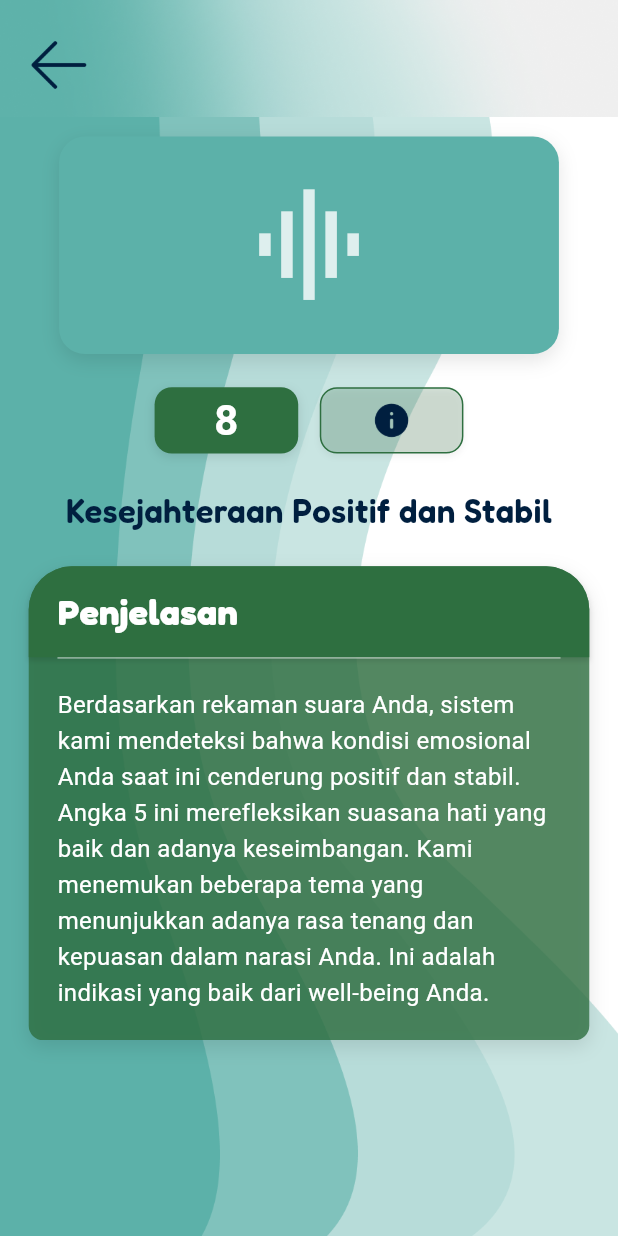
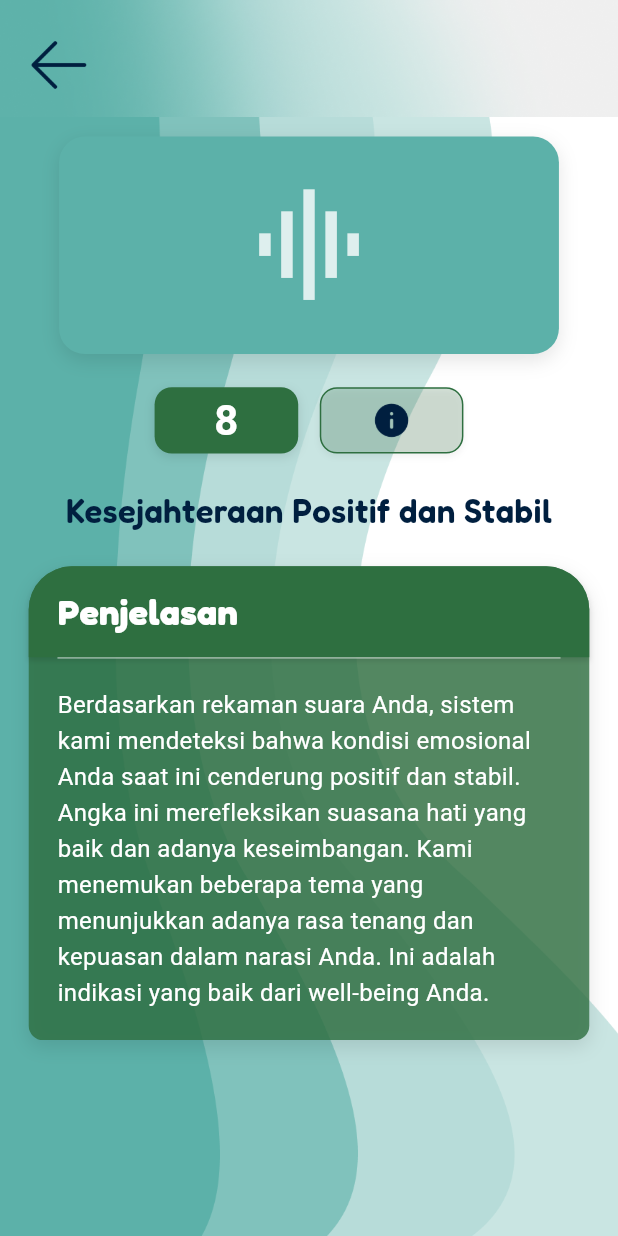
Before and after one commit to Wibson27/OtakAtik, a Flutter app: the SentimentAnalysisScreen screen opened directly with empty values, on a phone screen of 412 x 824 dp. Run offline on Flutter 3.47's test engine with Material 3 defaults, Android fonts, the light colour scheme and no system bars; our stand-ins replace bloc, file_picker, flutter_bloc, google_fonts, image_picker, permission_handler; missing offline and left inert: record; statements that could not run were skipped.

Commit message:
sentiment_analysis_screen.dart updates

```diff
--- a/frontend/lib/screens/sentiment_analysis_screen.dart
+++ b/frontend/lib/screens/sentiment_analysis_screen.dart
@@ -4,6 +4,7 @@ import 'package:google_fonts/google_fonts.dart';
 import 'package:frontend/common/app_color.dart';
 import 'package:frontend/common/app_route.dart';
 import 'package:frontend/common/screen_utils.dart';
+import 'package:frontend/common/color_utils.dart';
 import 'package:frontend/data/models/vocal_sentiment_analysis.dart';
 
 class SentimentAnalysisScreen extends StatelessWidget {
@@ -14,24 +15,13 @@ class SentimentAnalysisScreen extends StatelessWidget {
     vocalEntryId: 'entry_dummy',
     overallWellbeingScore: 7.5,
     wellbeingCategory: 'Kesejahteraan Positif dan Stabil',
-    reflectionPrompt: 'Berdasarkan rekaman suara Anda, sistem kami mendeteksi bahwa kondisi emosional Anda saat ini cenderung positif dan stabil. Angka 5 ini merefleksikan suasana hati yang baik dan adanya keseimbangan. Kami menemukan beberapa tema yang menunjukkan adanya rasa tenang dan kepuasan dalam narasi Anda. Ini adalah indikasi yang baik dari well-being Anda.',
+    reflectionPrompt: 'Berdasarkan rekaman suara Anda, sistem kami mendeteksi bahwa kondisi emosional Anda saat ini cenderung positif dan stabil. Angka ini merefleksikan suasana hati yang baik dan adanya keseimbangan. Kami menemukan beberapa tema yang menunjukkan adanya rasa tenang dan kepuasan dalam narasi Anda. Ini adalah indikasi yang baik dari well-being Anda.',
     createdAt: DateTime.now(),
     emotionalValence: 0.6, emotionalArousal: 0.3, emotionalDominance: 0.4,
     processingDurationMs: 2500, analysisModelVersion: 'v1.1',
   );
 
   SentimentAnalysisScreen({Key? key, required this.audioPath}) : super(key: key);
-
-  Color _getScoreColor(double score) {
-    if (score >= 7.0) {
-      return AppColor.hijauSuccess;
-    } else if (score >= 4.0) {
-      return AppColor.kuning;
-    } else {
-      return AppColor.merahError;
-    }
-  }
-
   @override
   Widget build(BuildContext context) {
     final screenWidth = context.screenWidth;
@@ -41,7 +31,7 @@ class SentimentAnalysisScreen extends StatelessWidget {
     final itemScore = dummyAnalysisResult.overallWellbeingScore ?? 0.0;
     final itemCategory = dummyAnalysisResult.wellbeingCategory ?? 'Analisis Tidak Tersedia';
     final itemReflection = dummyAnalysisResult.reflectionPrompt ?? 'Tidak ada penjelasan.';
-    final Color scoreColor = _getScoreColor(itemScore);
+    final Color scoreColor = ColorUtils.getScoreColor(itemScore);
 
     return Scaffold(
       backgroundColor: AppColor.putihNormal,
@@ -86,7 +76,8 @@ class SentimentAnalysisScreen extends StatelessWidget {
             Positioned.fill(
               top: context.scaleHeight(88),
               child: SingleChildScrollView(
-                padding: EdgeInsets.symmetric(horizontal: context.scaleWidth(20), vertical: context.scaleHeight(15)),
+                padding: EdgeInsets.symmetric(
+                    horizontal: context.scaleWidth(20), vertical: context.scaleHeight(15)),
                 child: Column(
                   crossAxisAlignment: CrossAxisAlignment.center,
                   children: [
```
